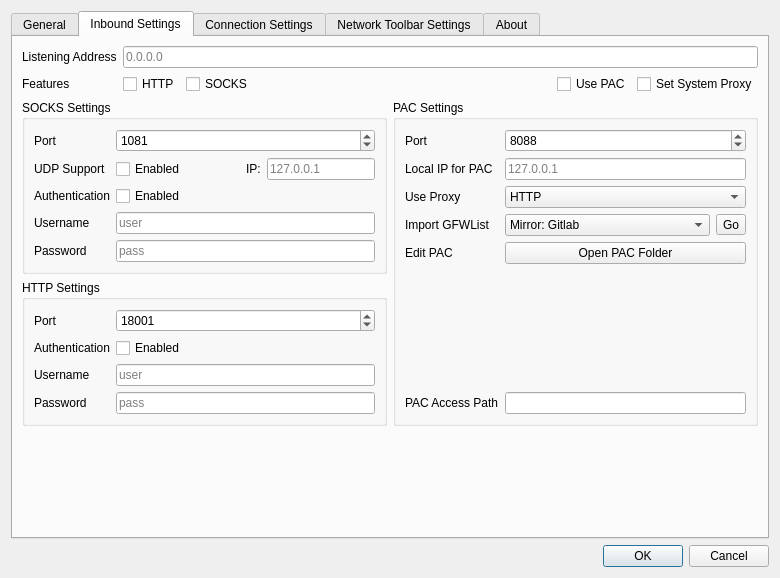
Above: src/ui/w_PreferencesWindow.ui from darsvador/qvssr before the change. Below: the same form after it.
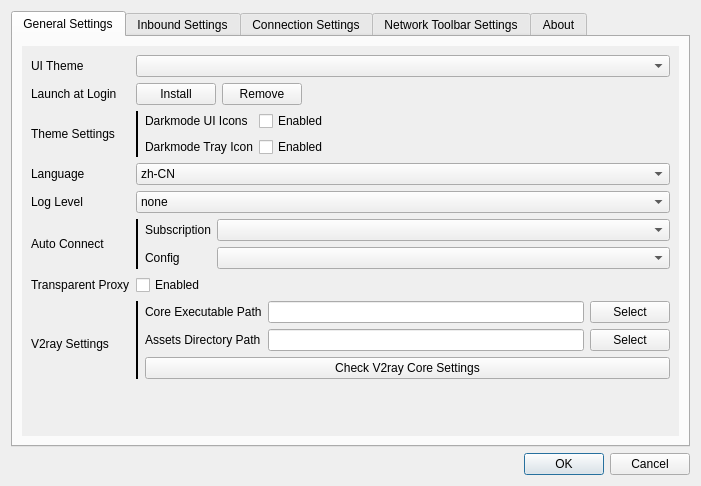
That is the form after the change. The open tabs and pages were chosen to show the change. Icons and pictures are not drawn.

What changed in the file:
```diff
--- a/src/ui/w_PreferencesWindow.ui
+++ b/src/ui/w_PreferencesWindow.ui
@@ -9,47 +9,44 @@
    <rect>
     <x>0</x>
     <y>0</y>
-    <width>780</width>
-    <height>578</height>
+    <width>701</width>
+    <height>486</height>
    </rect>
   </property>
-  <property name="minimumSize">
-   <size>
-    <width>780</width>
-    <height>578</height>
-   </size>
-  </property>
   <property name="windowTitle">
    <string>Preferences</string>
   </property>
   <property name="modal">
    <bool>true</bool>
   </property>
-  <layout class="QGridLayout" name="gridLayout">
-   <item row="2" column="0">
-    <widget class="QDialogButtonBox" name="buttonBox">
-     <property name="orientation">
-      <enum>Qt::Horizontal</enum>
-     </property>
-     <property name="standardButtons">
-      <set>QDialogButtonBox::Cancel|QDialogButtonBox::Ok</set>
-     </property>
-    </widget>
-   </item>
-   <item row="1" column="0">
+  <layout class="QGridLayout" name="gridLayout_10">
+   <item row="0" column="0">
     <widget class="QTabWidget" name="tabWidget">
-     <property name="tabShape">
-      <enum>QTabWidget::Rounded</enum>
-     </property>
      <property name="currentIndex">
       <number>0</number>
      </property>
-     <widget class="QWidget" name="tab">
+     <widget class="QWidget" name="tabWidgetPage1" native="true">
       <attribute name="title">
-       <string>General</string>
+       <string>General Settings</string>
       </attribute>
-      <layout class="QVBoxLayout" name="verticalLayout_7">
-       <item>
+      <layout class="QGridLayout" name="gridLayout_3">
+       <item row="0" column="0">
+        <widget class="QScrollArea" name="scrollArea">
+         <property name="frameShape">
+          <enum>QFrame::NoFrame</enum>
+         </property>
+         <property name="widgetResizable">
+          <bool>true</bool>
+         </property>
+         <widget class="QWidget" name="scrollAreaWidgetContents">
+          <property name="geometry">
+           <rect>
+            <x>0</x>
+            <y>0</y>
+            <width>649</width>
+            <height>442</height>
+           </rect>
+          </property>
         <layout class="QFormLayout" name="formLayout_5">
          <item row="0" column="0">
           <widget class="QLabel" name="label_35">
@@ -481,28 +478,48 @@
            </item>
           </layout>
          </item>
-        </layout>
-       </item>
-       <item>
-        <spacer name="verticalSpacer_9">
+           <item row="8" column="1">
+            <spacer name="verticalSpacer_11">
          <property name="orientation">
           <enum>Qt::Vertical</enum>
          </property>
          <property name="sizeHint" stdset="0">
           <size>
            <width>20</width>
-           <height>183</height>
+               <height>40</height>
           </size>
          </property>
         </spacer>
        </item>
       </layout>
      </widget>
-     <widget class="QWidget" name="tab_3">
+        </widget>
+       </item>
+      </layout>
+     </widget>
+     <widget class="QWidget" name="tabWidgetPage2" native="true">
       <attribute name="title">
        <string>Inbound Settings</string>
       </attribute>
-      <layout class="QVBoxLayout" name="verticalLayout">
+      <layout class="QGridLayout" name="gridLayout_7">
+       <item row="0" column="0">
+        <widget class="QScrollArea" name="scrollArea_2">
+         <property name="frameShape">
+          <enum>QFrame::NoFrame</enum>
+         </property>
+         <property name="widgetResizable">
+          <bool>true</bool>
+         </property>
+         <widget class="QWidget" name="scrollAreaWidgetContents_2">
+          <property name="geometry">
+           <rect>
+            <x>0</x>
+            <y>0</y>
+            <width>649</width>
+            <height>607</height>
+           </rect>
+          </property>
+          <layout class="QVBoxLayout" name="verticalLayout_2">
        <item>
         <layout class="QFormLayout" name="formLayout_4">
          <item row="0" column="0">
@@ -522,50 +539,11 @@
          <item row="1" column="0">
           <widget class="QLabel" name="label_59">
            <property name="text">
-            <string>Features</string>
+                <string>Set System Proxy</string>
            </property>
           </widget>
          </item>
          <item row="1" column="1">
-          <layout class="QHBoxLayout" name="horizontalLayout_3">
-           <item>
-            <widget class="QCheckBox" name="httpCB">
-             <property name="layoutDirection">
-              <enum>Qt::LeftToRight</enum>
-             </property>
-             <property name="text">
-              <string>HTTP</string>
-             </property>
-            </widget>
-           </item>
-           <item>
-            <widget class="QCheckBox" name="socksCB">
-             <property name="text">
-              <string>SOCKS</string>
-             </property>
-            </widget>
-           </item>
-           <item>
-            <spacer name="horizontalSpacer_3">
-             <property name="orientation">
-              <enum>Qt::Horizontal</enum>
-             </property>
-             <property name="sizeHint" stdset="0">
-              <size>
-               <width>40</width>
-               <height>20</height>
-              </size>
-             </property>
-            </spacer>
-           </item>
-           <item>
-            <widget class="QCheckBox" name="enablePACCB">
-             <property name="text">
-              <string>Use PAC</string>
-             </property>
-            </widget>
-           </item>
-           <item>
             <widget class="QCheckBox" name="setSysProxyCB">
              <property name="text">
               <string>Set System Proxy</string>
@@ -574,15 +552,19 @@
            </item>
           </layout>
          </item>
-        </layout>
-       </item>
        <item>
-        <layout class="QGridLayout" name="gridLayout_7">
-         <item row="0" column="0">
+            <layout class="QHBoxLayout" name="horizontalLayout">
+             <item>
           <widget class="QGroupBox" name="socksGroupBox">
            <property name="title">
             <string>SOCKS Settings</string>
            </property>
+               <property name="checkable">
+                <bool>true</bool>
+               </property>
+               <property name="checked">
+                <bool>false</bool>
+               </property>
            <layout class="QFormLayout" name="formLayout_2">
             <item row="0" column="0">
              <widget class="QLabel" name="label_4">
@@ -612,79 +594,62 @@
              </widget>
             </item>
             <item row="1" column="1">
-             <layout class="QHBoxLayout" name="horizontalLayout_8">
-              <item>
                <widget class="QCheckBox" name="socksUDPCB">
                 <property name="text">
                  <string>Enabled</string>
                 </property>
                </widget>
               </item>
-              <item>
-               <spacer name="horizontalSpacer_5">
-                <property name="orientation">
-                 <enum>Qt::Horizontal</enum>
-                </property>
-                <property name="sizeHint" stdset="0">
-                 <size>
-                  <width>40</width>
-                  <height>20</height>
-                 </size>
-                </property>
-               </spacer>
-              </item>
-              <item>
+                <item row="2" column="0">
                <widget class="QLabel" name="label_25">
                 <property name="text">
-                 <string>IP:</string>
+                   <string>UDP Local IP</string>
                 </property>
                </widget>
               </item>
-              <item>
+                <item row="2" column="1">
                <widget class="QLineEdit" name="socksUDPIP">
                 <property name="placeholderText">
                  <string notr="true">127.0.0.1</string>
                 </property>
                </widget>
               </item>
-             </layout>
-            </item>
-            <item row="2" column="0">
+                <item row="3" column="0">
              <widget class="QLabel" name="label_10">
               <property name="text">
                <string>Authentication</string>
               </property>
              </widget>
             </item>
-            <item row="2" column="1">
+                <item row="3" column="1">
              <widget class="QCheckBox" name="socksAuthCB">
               <property name="text">
                <string>Enabled</string>
               </property>
              </widget>
             </item>
-            <item row="3" column="0">
+                <item row="4" column="0">
              <widget class="QLabel" name="label_11">
               <property name="text">
                <string>Username</string>
               </property>
              </widget>
             </item>
-            <item row="3" column="1">
+                <item row="4" column="1">
              <widget class="QLineEdit" name="socksAuthUsernameTxt">
               <property name="placeholderText">
                <string notr="true">user</string>
               </property>
              </widget>
             </item>
-            <item row="4" column="0">
+                <item row="5" column="0">
              <widget class="QLabel" name="label_12">
               <property name="text">
                <string>Password</string>
               </property>
              </widget>
             </item>
-            <item row="4" column="1">
+                <item row="5" column="1">
              <widget class="QLineEdit" name="socksAuthPasswordTxt">
               <property name="placeholderText">
                <string notr="true">pass</string>
@@ -694,11 +659,17 @@
            </layout>
           </widget>
          </item>
-         <item row="1" column="0">
+             <item>
           <widget class="QGroupBox" name="httpGroupBox">
            <property name="title">
             <string>HTTP Settings</string>
            </property>
+               <property name="checkable">
+                <bool>true</bool>
+               </property>
+               <property name="checked">
+                <bool>false</bool>
+               </property>
            <layout class="QFormLayout" name="formLayout_7">
             <item row="0" column="0">
              <widget class="QLabel" name="label_3">
@@ -765,20 +736,40 @@
            </layout>
           </widget>
          </item>
-         <item row="0" column="1" rowspan="2">
+            </layout>
+           </item>
+           <item>
           <widget class="QGroupBox" name="pacGroupBox">
            <property name="title">
             <string>PAC Settings</string>
            </property>
+             <property name="checkable">
+              <bool>true</bool>
+             </property>
+             <property name="checked">
+              <bool>true</bool>
+             </property>
            <layout class="QFormLayout" name="formLayout_11">
-            <item row="0" column="0">
+              <item row="0" column="0" colspan="2">
+               <widget class="QLabel" name="label_74">
+                <property name="font">
+                 <font>
+                  <italic>true</italic>
+                 </font>
+                </property>
+                <property name="text">
+                 <string>The system proxy will be configured to use the PAC instead of HTTP and SOCKS.</string>
+                </property>
+               </widget>
+              </item>
+              <item row="1" column="0">
              <widget class="QLabel" name="label_57">
               <property name="text">
                <string>Port</string>
               </property>
              </widget>
             </item>
-            <item row="0" column="1">
+              <item row="1" column="1">
              <widget class="QSpinBox" name="pacPortSB">
               <property name="minimum">
                <number>1</number>
@@ -791,28 +782,28 @@
               </property>
              </widget>
             </item>
-            <item row="1" column="0">
+              <item row="2" column="0">
              <widget class="QLabel" name="label_56">
               <property name="text">
                <string>Local IP for PAC</string>
               </property>
              </widget>
             </item>
-            <item row="1" column="1">
+              <item row="2" column="1">
              <widget class="QLineEdit" name="pacProxyTxt">
               <property name="placeholderText">
                <string>127.0.0.1</string>
               </property>
              </widget>
             </item>
-            <item row="2" column="0">
+              <item row="3" column="0">
              <widget class="QLabel" name="label_63">
               <property name="text">
                <string>Use Proxy</string>
               </property>
              </widget>
             </item>
-            <item row="2" column="1">
+              <item row="3" column="1">
              <widget class="QComboBox" name="pacProxyCB">
               <item>
                <property name="text">
@@ -826,14 +817,14 @@
               </item>
              </widget>
             </item>
-            <item row="3" column="0">
+              <item row="4" column="0">
              <widget class="QLabel" name="label_58">
               <property name="text">
                <string>Import GFWList</string>
               </property>
              </widget>
             </item>
-            <item row="3" column="1">
+              <item row="4" column="1">
              <layout class="QHBoxLayout" name="horizontalLayout_2">
               <item>
                <widget class="QComboBox" name="gfwListCB">
@@ -883,14 +874,14 @@
               </item>
              </layout>
             </item>
-            <item row="4" column="0">
+              <item row="5" column="0">
              <widget class="QLabel" name="label_62">
               <property name="text">
                <string>Edit PAC</string>
               </property>
              </widget>
             </item>
-            <item row="4" column="1">
+              <item row="5" column="1">
              <widget class="QPushButton" name="pushButton">
               <property name="text">
                <string>Open PAC Folder</string>
@@ -905,29 +896,20 @@
              </widget>
             </item>
             <item row="6" column="1">
-             <widget class="QLineEdit" name="pacListenAddrLabel">
-              <property name="readOnly">
-               <bool>true</bool>
-              </property>
-             </widget>
-            </item>
-            <item row="5" column="0">
-             <spacer name="verticalSpacer_11">
-              <property name="orientation">
-               <enum>Qt::Vertical</enum>
-              </property>
-              <property name="sizeHint" stdset="0">
-               <size>
-                <width>20</width>
-                <height>40</height>
-               </size>
-              </property>
-             </spacer>
-            </item>
-           </layout>
+               <widget class="QLabel" name="pacListenAddrLabel">
+                <property name="cursor">
+                 <cursorShape>IBeamCursor</cursorShape>
+                </property>
+                <property name="text">
+                 <string/>
+                </property>
+                <property name="textInteractionFlags">
+                 <set>Qt::LinksAccessibleByMouse|Qt::TextSelectableByKeyboard|Qt::TextSelectableByMouse</set>
+                </property>
           </widget>
          </item>
         </layout>
+            </widget>
        </item>
        <item>
         <spacer name="verticalSpacer_10">
@@ -944,12 +926,18 @@
        </item>
       </layout>
      </widget>
-     <widget class="QWidget" name="tab_4">
+        </widget>
+       </item>
+      </layout>
+     </widget>
+     <widget class="QWidget" name="tabWidgetPage3" native="true">
       <attribute name="title">
        <string>Connection Settings</string>
       </attribute>
-      <layout class="QGridLayout" name="gridLayout_4" rowstretch="0,0" columnstretch="6,4" rowminimumheight="0,1">
-       <item row="0" column="0" rowspan="2">
+      <layout class="QHBoxLayout" name="horizontalLayout_3">
+       <item>
+        <layout class="QVBoxLayout" name="verticalLayout_10">
+         <item>
         <widget class="QGroupBox" name="groupBox">
          <property name="title">
           <string>General Connection Settings</string>
@@ -1036,7 +1024,24 @@
          </layout>
         </widget>
        </item>
-       <item row="0" column="1">
+         <item>
+          <spacer name="verticalSpacer">
+           <property name="orientation">
+            <enum>Qt::Vertical</enum>
+           </property>
+           <property name="sizeHint" stdset="0">
+            <size>
+             <width>20</width>
+             <height>40</height>
+            </size>
+           </property>
+          </spacer>
+         </item>
+        </layout>
+       </item>
+       <item>
+        <layout class="QVBoxLayout" name="verticalLayout_7">
+         <item>
         <widget class="QGroupBox" name="formGroupBox">
          <property name="title">
           <string>Forward Proxy</string>
@@ -1161,8 +1166,8 @@
          </layout>
         </widget>
        </item>
-       <item row="1" column="1">
-        <spacer name="verticalSpacer">
+         <item>
+          <spacer name="verticalSpacer_14">
          <property name="orientation">
           <enum>Qt::Vertical</enum>
          </property>
@@ -1175,20 +1180,25 @@
         </spacer>
        </item>
       </layout>
+       </item>
+      </layout>
      </widget>
-     <widget class="QWidget" name="tab_2">
+     <widget class="QWidget" name="networkToolbarPage" native="true">
+      <property name="enabled">
+       <bool>true</bool>
+      </property>
       <attribute name="title">
        <string>Network Toolbar Settings</string>
       </attribute>
-      <layout class="QGridLayout" name="gridLayout_3">
-       <item row="4" column="1">
-        <widget class="QPushButton" name="applyNSBarSettingsBtn">
+      <layout class="QGridLayout" name="gridLayout">
+       <item row="1" column="0" colspan="2">
+        <widget class="QLabel" name="label_33">
          <property name="text">
-          <string>Apply Network Speed Bar UI Settings</string>
+          <string>You can config how the network speed toolbar looks like in this panel</string>
          </property>
         </widget>
        </item>
-       <item row="3" column="0" rowspan="3">
+       <item row="3" column="0">
         <widget class="QGroupBox" name="groupBox_6">
          <property name="title">
           <string>Items</string>
@@ -1333,9 +1343,58 @@
          </layout>
         </widget>
        </item>
+       <item row="0" column="0" colspan="2">
+        <widget class="QLabel" name="networkToolbarInfoLabel">
+         <property name="enabled">
+          <bool>true</bool>
+         </property>
+         <property name="font">
+          <font>
+           <weight>75</weight>
+           <italic>true</italic>
+           <bold>true</bold>
+          </font>
+         </property>
+         <property name="styleSheet">
+          <string notr="true">color: red</string>
+         </property>
+         <property name="text">
+          <string>This feature is not stable and no documentation is provided, please use it at your own risk!</string>
+         </property>
+        </widget>
+       </item>
        <item row="3" column="1">
-        <widget class="QFrame" name="nsBarVerticalLayout">
-         <layout class="QVBoxLayout" name="verticalLayout_2">
+        <widget class="QFrame" name="networkToolbarSettingsFrame">
+         <layout class="QVBoxLayout" name="verticalLayout">
+          <item>
+           <widget class="QGroupBox" name="groupBox_5">
+            <property name="title">
+             <string>Content</string>
+            </property>
+            <layout class="QFormLayout" name="formLayout_9">
+             <item row="0" column="0">
+              <widget class="QLabel" name="label_44">
+               <property name="text">
+                <string>Content Type</string>
+               </property>
+              </widget>
+             </item>
+             <item row="0" column="1">
+              <widget class="QComboBox" name="nsBarContentCombo"/>
+             </item>
+             <item row="1" column="0">
+              <widget class="QLabel" name="label_31">
+               <property name="text">
+                <string>Text/Tag</string>
+               </property>
+              </widget>
+             </item>
+             <item row="1" column="1">
+              <widget class="QLineEdit" name="nsBarTagTxt"/>
+             </item>
+            </layout>
+           </widget>
+          </item>
           <item>
            <widget class="QGroupBox" name="groupBox_3">
             <property name="sizePolicy">
@@ -1471,68 +1530,35 @@
            </widget>
           </item>
           <item>
-           <widget class="QGroupBox" name="groupBox_5">
-            <property name="title">
-             <string>Content</string>
-            </property>
-            <layout class="QFormLayout" name="formLayout_9">
-             <item row="0" column="0">
-              <widget class="QLabel" name="label_44">
+           <widget class="QPushButton" name="applyNSBarSettingsBtn">
                <property name="text">
-                <string>Content Type</string>
+             <string>Apply Network Speed Bar UI Settings</string>
                </property>
               </widget>
              </item>
-             <item row="0" column="1">
-              <widget class="QComboBox" name="nsBarContentCombo"/>
-             </item>
-             <item row="1" column="0">
-              <widget class="QLabel" name="label_31">
-               <property name="text">
-                <string>Text/Tag</string>
-               </property>
-              </widget>
-             </item>
-             <item row="1" column="1">
-              <widget class="QLineEdit" name="nsBarTagTxt"/>
-             </item>
+          <item>
+           <spacer name="verticalSpacer_9">
+            <property name="orientation">
+             <enum>Qt::Vertical</enum>
+            </property>
+            <property name="sizeHint" stdset="0">
+             <size>
+              <width>20</width>
+              <height>40</height>
+             </size>
+            </property>
+           </spacer>
+          </item>
             </layout>
            </widget>
           </item>
          </layout>
         </widget>
-       </item>
-       <item row="1" column="0" colspan="2">
-        <widget class="QLabel" name="label_33">
-         <property name="text">
-          <string>You can config how the network speed toolbar looks like in this panel</string>
-         </property>
-        </widget>
-       </item>
-       <item row="0" column="0" colspan="2">
-        <widget class="QLabel" name="label_64">
-         <property name="font">
-          <font>
-           <weight>75</weight>
-           <italic>true</italic>
-           <bold>true</bold>
-          </font>
-         </property>
-         <property name="styleSheet">
-          <string notr="true">color: red</string>
-         </property>
-         <property name="text">
-          <string>This feature is not stable enough and no documentation is provided, please use it as your own risk!</string>
-         </property>
-        </widget>
-       </item>
-      </layout>
-     </widget>
-     <widget class="QWidget" name="tab_5">
+     <widget class="QWidget" name="tabWidgetPage5" native="true">
       <attribute name="title">
        <string>About</string>
       </attribute>
-      <layout class="QHBoxLayout" name="horizontalLayout">
+      <layout class="QHBoxLayout" name="horizontalLayout_5">
        <item>
         <layout class="QVBoxLayout" name="verticalLayout_5">
          <item>
@@ -1793,6 +1819,16 @@
      </widget>
     </widget>
    </item>
+   <item row="1" column="0">
+    <widget class="QDialogButtonBox" name="buttonBox">
+     <property name="orientation">
+      <enum>Qt::Horizontal</enum>
+     </property>
+     <property name="standardButtons">
+      <set>QDialogButtonBox::Cancel|QDialogButtonBox::Ok</set>
+     </property>
+    </widget>
+   </item>
   </layout>
  </widget>
  <resources/>
```
Lines whose indentation alone changed are shown as unchanged.
